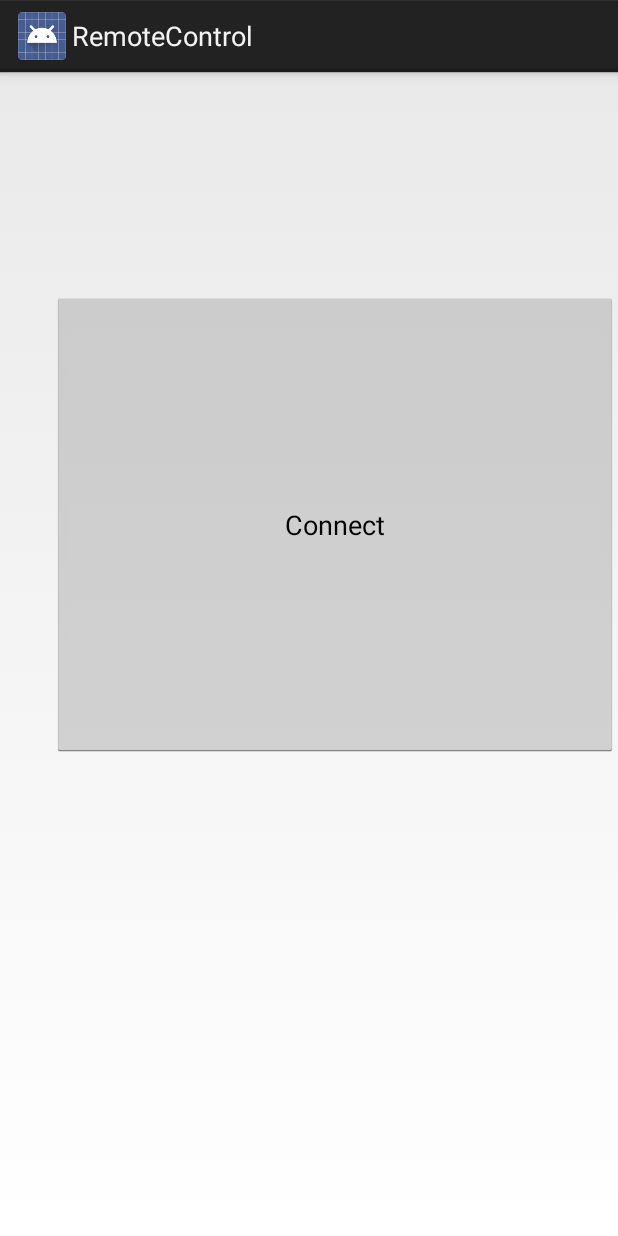
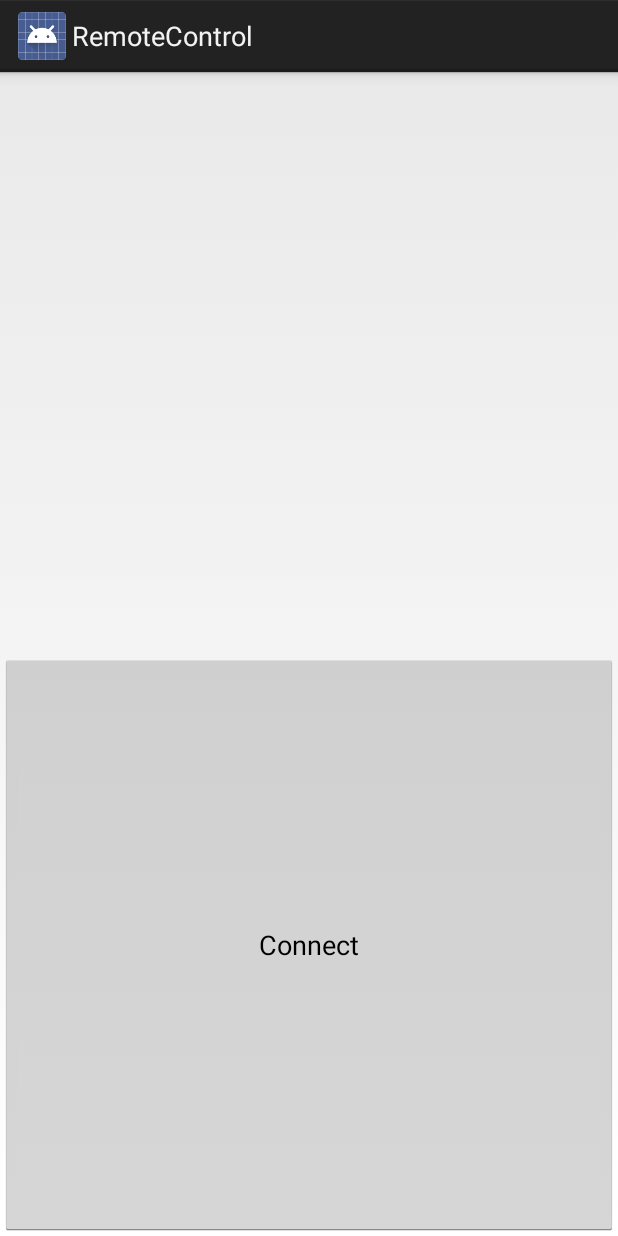
Before and after one commit to cyprienruffino/MiniRemote, an Android app: the CoActivity screen opened directly, with no data from a screen before it, on a phone screen of 412 x 824 dp. Run offline under Robolectric (Android 15) with nearby library versions, the phone set to English and light mode, and no system bars.

Commit message:
léger refactor de view

```diff
--- a/android/app/src/main/java/view/CoActivity.java
+++ b/android/app/src/main/java/view/CoActivity.java
@@ -1,11 +1,9 @@
 package view;
 
 import android.app.Activity;
-import android.content.Context;
 import android.os.Bundle;
 import android.util.Log;
 import android.view.View;
-import android.widget.EditText;
 import android.widget.TextView;
 
 import controller.communication.Discovery;
@@ -20,7 +18,7 @@ public class CoActivity extends Activity {
         super.onCreate(savedInstanceState);
         Log.println(Log.DEBUG, "DEBUG", "HI");
         System.out.println("test");
-        setContentView(R.layout.conection);
+        setContentView(R.layout.connexion);
     }
 
     public void connexion(View view) {
@@ -32,7 +30,7 @@ public class CoActivity extends Activity {
         } catch (InterruptedException e) {
             e.printStackTrace();
         }
-        TextView txtV = (TextView) findViewById(R.id.txtView);
+        TextView txtV = (TextView) findViewById(R.id.connexion_txtView);
         txtV.setText(dis.getIpServer());
     }
 }
--- a/android/app/src/main/res/layout/conection.xml
+++ /dev/null
@@ -1,18 +0,0 @@
-<?xml version="1.0" encoding="utf-8"?>
-<LinearLayout xmlns:android="http://schemas.android.com/apk/res/android"
-    android:orientation="vertical" android:layout_width="match_parent"
-    android:layout_height="match_parent"
-    android:weightSum="1">
-    <TextView
-        android:layout_width="match_parent"
-        android:layout_height="wrap_content"
-        android:layout_weight="0.18"
-        android:id="@+id/txtView"/>
-<Button
-    android:layout_width="377dp"
-    android:layout_height="wrap_content"
-    android:onClick="connexion"
-    android:layout_weight="0.37"
-    android:layout_gravity="right"
-    android:text="Connect"/>
-</LinearLayout>
--- /dev/null
+++ b/android/app/src/main/res/layout/connexion.xml
@@ -0,0 +1,14 @@
+<?xml version="1.0" encoding="utf-8"?>
+<LinearLayout xmlns:android="http://schemas.android.com/apk/res/android"
+      style="@style/VerticalLinearLayout">
+    <TextView
+            style="@style/MatchParent"
+            android:layout_weight="1"
+        android:id="@+id/connexion_txtView"/>
+    <Button
+            style="@style/MatchParent"
+            android:layout_weight="1"
+        android:onClick="connexion"
+        android:text="@string/connection_button"
+        />
+</LinearLayout>
--- a/android/app/src/main/res/values/strings.xml
+++ b/android/app/src/main/res/values/strings.xml
@@ -4,4 +4,7 @@
     <string name="settings">Settings</string>
     <string name="keyboard_send">Envoyer</string>
     <string name="main_keyboard_button">Keyboard</string>
+    <string name="connection_button">Connect</string>
+    <string name="main_connexion_button">Connexion Serveur</string>
+    <string name="main_basic_button">Basic Command</string>
 </resources>
```
Also changed, not shown: android/app/src/main/AndroidManifest.xml (+5 -2 lines), android/app/src/main/res/layout/main.xml (+4 -5 lines).
